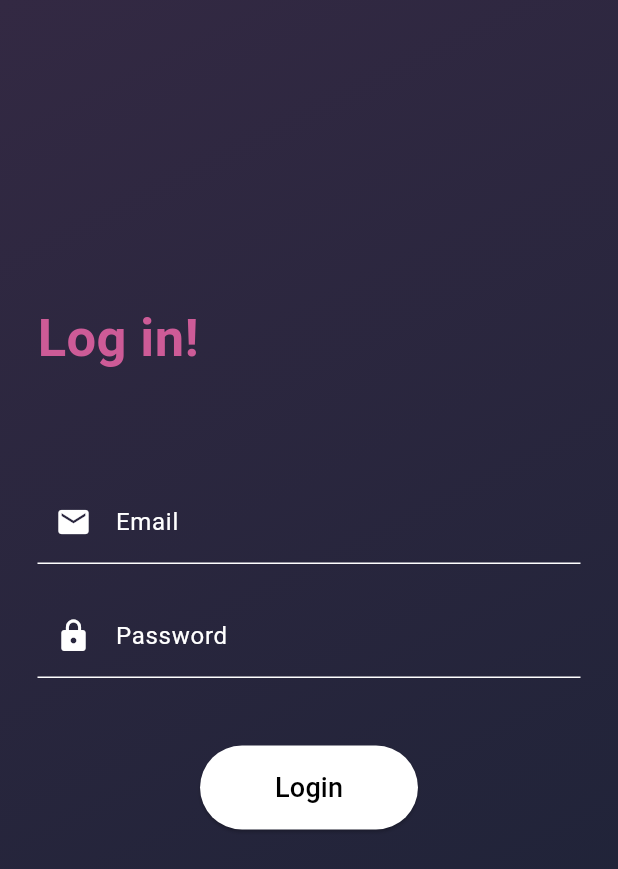
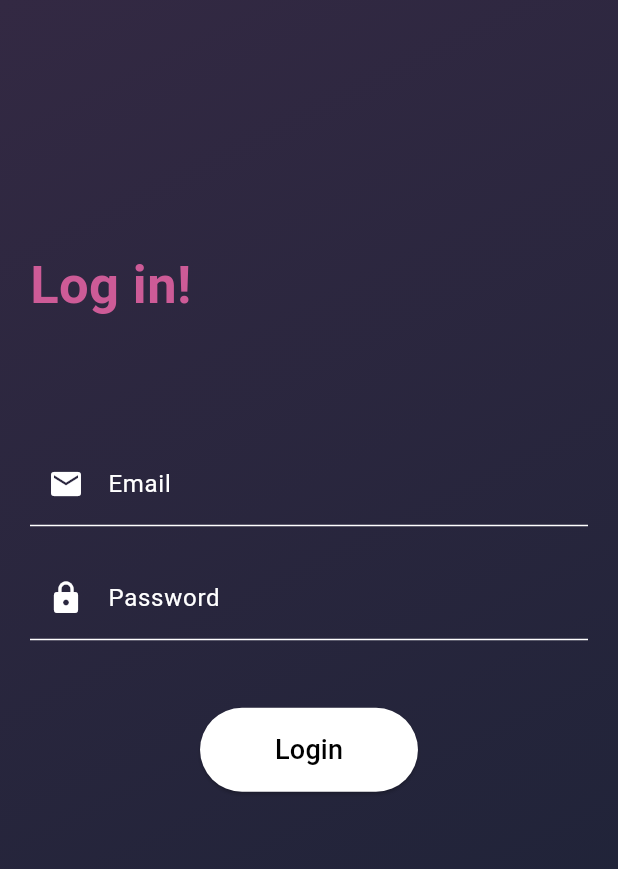
Before and after one commit to muddasir883/CodingTask, a Flutter app: the screen it shows after launch, on a phone screen of 412 x 824 dp. Shown: the top 869 px of the screen. Run offline on Flutter 3.47's test engine with Material 3 defaults, Android fonts, the phone set to English and light mode, and no system bars; our stand-ins replace bloc, equatable, firebase_auth, firebase_core, flutter_bloc; accounts and stored records are empty.

Commit message:
final commit

```diff
--- a/lib/color_gradient.dart
+++ b/lib/Constants/color_gradient.dart
@@ -12,7 +12,7 @@ class BackgroundGradient extends StatelessWidget {
       decoration: const BoxDecoration(
         gradient: LinearGradient(
           colors: [Color(0xFF332943), Color(0xFF1B2236)],
-          begin: Alignment.topLeft,
+          begin: Alignment.center,
           end: Alignment.bottomRight,
         ),
       ),
--- /dev/null
+++ b/lib/Constants/constants.dart
@@ -0,0 +1,31 @@
+import 'package:flutter/material.dart';
+
+const kTextFieldConstantEmail = InputDecoration(
+  labelText: "Email",
+  labelStyle: TextStyle(color: Colors.white),
+  prefixIcon: Icon(Icons.email, color: Colors.white),
+  enabledBorder: UnderlineInputBorder(
+    borderSide: BorderSide(color: Colors.white),
+  ),
+  focusedBorder: UnderlineInputBorder(
+    borderSide: BorderSide(color: Colors.white),
+  ),
+);
+const kTextFieldConstantPassword = InputDecoration(
+  labelText: "Password",
+  labelStyle: TextStyle(color: Colors.white),
+  prefixIcon: Icon(Icons.lock, color: Colors.white),
+  enabledBorder: UnderlineInputBorder(
+    borderSide: BorderSide(color: Colors.white),
+  ),
+  focusedBorder: UnderlineInputBorder(
+    borderSide: BorderSide(color: Colors.white),
+  ),
+);
+const kContainerDecoration = BoxDecoration(
+  gradient: LinearGradient(
+    colors: [Color(0xFF332943), Color(0xFF1B2236)],
+    begin: Alignment.topLeft,
+    end: Alignment.bottomRight,
+  ),
+);
--- a/lib/StateManagment/login_cubit.dart
+++ b/lib/StateManagment/login_cubit.dart
@@ -1,27 +1,31 @@
+import 'dart:ui';
+
 import 'package:bloc/bloc.dart';
 import 'package:firebase_auth/firebase_auth.dart';
 import 'cubit_states.dart';
 
-// Cubit class
+
 class LoginCubit extends Cubit<LoginState> {
   final FirebaseAuth _auth = FirebaseAuth.instance;
-  LoginCubit() : super(LoginInitial());
+  final VoidCallback onLoginSuccess;
+  LoginCubit({required this.onLoginSuccess}) : super(LoginInitial());
 
-  // Method to handle login logic
+
+//Login logic
   Future<void> login(String email, String password) async {
     emit(LoginLoading()); // Emit loading state
 
     try {
-      // Simulate a login process with a delay
+
       UserCredential userCredential = await _auth.signInWithEmailAndPassword(
         email: email,
         password: password,
       );
 
-      // Replace with actual authentication logic
 
       if (userCredential.user != null) {
-        emit(LoginSuccess()); // Emit success state if login is successful
+        emit(LoginSuccess());
+        onLoginSuccess();// Emit success state if login is successful
       } else {
         emit(LoginError("Invalid credentials")); // Emit error state
       }
--- a/lib/login_page.dart
+++ b/lib/login_page.dart
@@ -1,7 +1,8 @@
+import 'package:coding_task/Constants/constants.dart';
+import 'package:coding_task/welcome_screen.dart';
 import 'package:flutter/material.dart';
 import 'package:flutter_bloc/flutter_bloc.dart';
 import 'package:coding_task/StateManagment/login_cubit.dart';
-
 import 'StateManagment/cubit_states.dart';
 
 class LoginPage extends StatefulWidget {
@@ -22,11 +23,17 @@ class _LoginPageState extends State<LoginPage> {
     super.dispose();
   }
 
+  void _navigateToWelcomeScreen() {
+    Navigator.pushReplacement(
+      context,
+      MaterialPageRoute(builder: (context) => const WelcomeScreen()),
+    );
+  }
   @override
   Widget build(BuildContext context) {
     return Scaffold(
       body: BlocProvider(
-        create: (context) => LoginCubit(),
+        create: (context) => LoginCubit(onLoginSuccess: _navigateToWelcomeScreen),
         child: BlocListener<LoginCubit, LoginState>(
           listener: (context, state) {
             if (state is LoginSuccess) {
@@ -39,17 +46,15 @@ class _LoginPageState extends State<LoginPage> {
               );
             }
           },
+          child: SingleChildScrollView(
             child: Container(
-            padding: const EdgeInsets.only(left: 25, right: 25, top: 200),
+              padding: EdgeInsets.symmetric(
+                horizontal: 20,
+                vertical: MediaQuery.of(context).size.height * 0.2,
+              ),
               height: MediaQuery.of(context).size.height,
               width: MediaQuery.of(context).size.width,
-            decoration: const BoxDecoration(
-              gradient: LinearGradient(
-                colors: [Color(0xFF332943), Color(0xFF1B2236)],
-                begin: Alignment.topLeft,
-                end: Alignment.bottomRight,
-              ),
-            ),
+              decoration: kContainerDecoration,
               child: Column(
                 crossAxisAlignment: CrossAxisAlignment.start,
                 children: [
@@ -61,37 +66,17 @@ class _LoginPageState extends State<LoginPage> {
                       fontWeight: FontWeight.bold,
                     ),
                   ),
-                const SizedBox(height: 70),
+                  const SizedBox(height: 80),
                   TextField(
                     controller: _emailController,
-                  decoration: const InputDecoration(
-                    labelText: "Email",
-                    labelStyle: TextStyle(color: Colors.white),
-                    prefixIcon: Icon(Icons.email, color: Colors.white),
-                    enabledBorder: UnderlineInputBorder(
-                      borderSide: BorderSide(color: Colors.white),
-                    ),
-                    focusedBorder: UnderlineInputBorder(
-                      borderSide: BorderSide(color: Colors.white),
-                    ),
-                  ),
+                    decoration: kTextFieldConstantEmail,
                     style: const TextStyle(color: Colors.white),
                     cursorColor: Colors.white,
                   ),
                   const SizedBox(height: 20),
                   TextField(
                     controller: _passwordController,
-                  decoration: const InputDecoration(
-                    labelText: "Password",
-                    labelStyle: TextStyle(color: Colors.white),
-                    prefixIcon: Icon(Icons.lock, color: Colors.white),
-                    enabledBorder: UnderlineInputBorder(
-                      borderSide: BorderSide(color: Colors.white),
-                    ),
-                    focusedBorder: UnderlineInputBorder(
-                      borderSide: BorderSide(color: Colors.white),
-                    ),
-                  ),
+                    decoration: kTextFieldConstantPassword,
                     style: const TextStyle(color: Colors.white),
                     cursorColor: Colors.white,
                     obscureText: true,
@@ -132,6 +117,7 @@ class _LoginPageState extends State<LoginPage> {
             ),
           ),
         ),
+      ),
     );
   }
 }
--- a/pubspec.yaml
+++ b/pubspec.yaml
@@ -39,6 +39,7 @@ dependencies:
   firebase_core: ^3.3.0
   equatable: ^2.0.5
   firebase_auth: ^5.1.4
+  get: ^4.6.6
 
 dev_dependencies:
   flutter_test:
```
Also changed, not shown: lib/StateManagment/cubit_states.dart (+2 -5 lines), lib/welcome_screen.dart (added, +58 -0 lines), pubspec.lock, 1 other file. Lines whose indentation alone changed are shown as unchanged.
